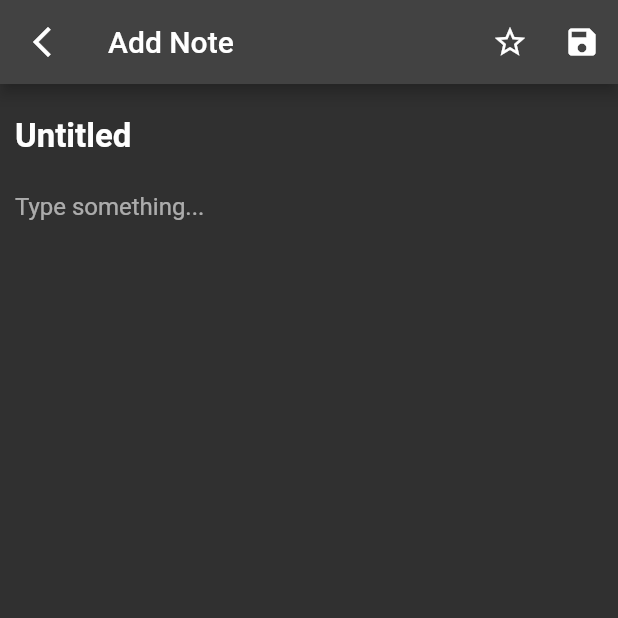
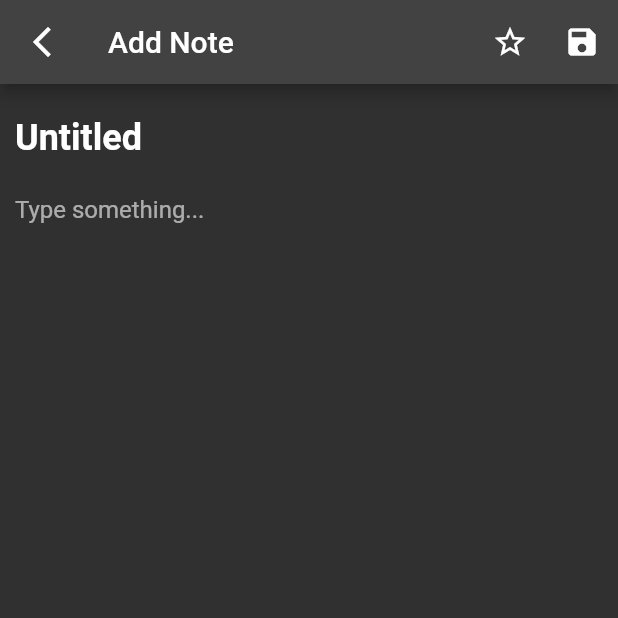
Before and after one commit to SanjidaAziz/Keep, a Flutter app: the screen it shows after launch, after a tap on the "add" icon, on a phone screen of 412 x 824 dp, the top half of it. Run offline on Flutter 3.47's test engine with Material 2 defaults, Android fonts, the phone set to English and light mode, and no system bars; our stand-ins replace sqflite; accounts and stored records are empty.

Commit message:
Some modifications in date, font etc.

```diff
--- a/lib/screens/add_edit_note.dart
+++ b/lib/screens/add_edit_note.dart
@@ -1,4 +1,3 @@
-
 import 'package:flutter/material.dart';
 import 'package:keep/db/notes_database.dart';
 import 'package:keep/models/note.dart';
@@ -6,10 +5,9 @@ import 'package:keep/screens/note_detail.dart';
 
 class AddOrEdit extends StatefulWidget {
   final Note? note;
-  const AddOrEdit({
-    Key? key,
-    this.note
-  }): super(key: key);
+
+  const AddOrEdit({Key? key, this.note}) : super(key: key);
+
   @override
   State<AddOrEdit> createState() => _AddOrEditState();
 }
@@ -24,7 +22,7 @@ class _AddOrEditState extends State<AddOrEdit> {
   @override
   void initState() {
     super.initState();
-    isImportantNow = widget.note?.isImportant?? false;
+    isImportantNow = widget.note?.isImportant ?? false;
     titleNow = widget.note?.title ?? 'Untitled';
     descriptionNow = widget.note?.description ?? '';
     modifiedTimeNow = widget.note?.modifiedTime ?? DateTime.now();
@@ -35,51 +33,50 @@ class _AddOrEditState extends State<AddOrEdit> {
     return Scaffold(
       appBar: AppBar(
         title: widget.note == null
-            ? Text("Add Note")
-            : Text("Edit note"),
+            ? const Text("Add Note")
+            : const Text("Edit note"),
         leading: IconButton(
-          icon: Icon(Icons.arrow_back_ios_new),
-          onPressed: (){
+          icon: const Icon(Icons.arrow_back_ios_new),
+          onPressed: () {
             Navigator.of(context).pop();
           },
-
         ),
-        actions: [StarButton(),SaveButton()],
+        actions: [StarButton(), SaveButton()],
       ),
       body: Container(
-        padding: EdgeInsets.all(10),
+        padding: const EdgeInsets.all(10),
         child: Form(
           key: formKey,
           child: Column(
             children: [
               TextFormField(
-                onChanged: (value){
-                  titleNow=value;
+                onChanged: (value) {
+                  titleNow = value;
                 },
                 maxLines: 1,
                 initialValue: titleNow,
-                style: TextStyle(
+                style: const TextStyle(
                   color: Colors.white,
                   fontWeight: FontWeight.bold,
-                  fontSize: 22,
+                  fontSize: 24,
                 ),
-                decoration: InputDecoration(
+                decoration: const InputDecoration(
                   border: InputBorder.none,
                   hintText: 'Title',
                   hintStyle: TextStyle(color: Colors.white70),
                 ),
-                validator: (title) =>
-                title != null && title.isEmpty ? 'The title cannot be empty' : null,
-                //onChanged: ,
+                validator: (title) => title != null && title.isEmpty
+                    ? 'The title cannot be empty'
+                    : null,
               ),
               TextFormField(
-                onChanged: (value){
-                  descriptionNow=value;
+                onChanged: (value) {
+                  descriptionNow = value;
                 },
                 maxLines: 13,
                 initialValue: descriptionNow,
-                style: TextStyle(color: Colors.white, fontSize: 16),
-                decoration: InputDecoration(
+                style: const TextStyle(color: Colors.white, fontSize: 16),
+                decoration: const InputDecoration(
                   border: InputBorder.none,
                   hintText: 'Type something...',
                   hintStyle: TextStyle(color: Colors.white60),
@@ -87,7 +84,6 @@ class _AddOrEditState extends State<AddOrEdit> {
                 validator: (title) => title != null && title.isEmpty
                     ? 'The description cannot be empty'
                     : null,
-               // onChanged: onChangedDescription,
               )
             ],
           ),
@@ -96,44 +92,43 @@ class _AddOrEditState extends State<AddOrEdit> {
     );
   }
 
-
   Widget SaveButton() {
     return IconButton(
-        onPressed: () async{
+        onPressed: () async {
           await addOrEditNote();
           Navigator.of(context).pop();
         },
-        icon: Icon(Icons.save));
+        icon: const Icon(Icons.save));
   }
+
   Widget StarButton() {
     return IconButton(
       icon: isImportantNow
-          ? Icon(Icons.star, color: Colors.white)
-          : Icon(Icons.star_border),
+          ? const Icon(Icons.star, color: Colors.white)
+          : const Icon(Icons.star_border),
       onPressed: () {
         setState(() {
-          // Toggle isImportant property
           isImportantNow = !isImportantNow;
         });
       },
     );
   }
-  Future addOrEditNote()async{
-    final isValid=formKey.currentState!.validate();
+
+  Future addOrEditNote() async {
+    final isValid = formKey.currentState!.validate();
     bool isUpdating;
-    if(isValid){
-      if(widget.note == null){
-        isUpdating=false;
+    if (isValid) {
+      if (widget.note == null) {
+        isUpdating = false;
         await AddNote();
-      }
-      else {
-        isUpdating=true;
+      } else {
+        isUpdating = true;
         await UpdateNote();
       }
     }
   }
 
-  Future AddNote() async{
+  Future AddNote() async {
     final note = Note(
       title: titleNow,
       description: descriptionNow,
@@ -142,7 +137,8 @@ class _AddOrEditState extends State<AddOrEdit> {
     );
     await NotesDatabase.instance.create(note);
   }
-  Future UpdateNote() async{
+
+  Future UpdateNote() async {
     final note = widget.note!.copy(
       title: titleNow,
       description: descriptionNow,
--- a/lib/screens/notes_page.dart
+++ b/lib/screens/notes_page.dart
@@ -1,5 +1,3 @@
-//import 'package:keep/main.dart';
-
 import 'package:flutter/material.dart';
 import 'package:flutter_staggered_grid_view/flutter_staggered_grid_view.dart';
 import 'package:intl/intl.dart';
@@ -18,6 +16,8 @@ final _lightColors = [
 ];
 
 class NotePage extends StatefulWidget {
+  const NotePage({super.key});
+
   @override
   State<NotePage> createState() => _NotePageState();
 }
@@ -42,7 +42,7 @@ class _NotePageState extends State<NotePage> {
     setState(() {
       isLoading = true;
     });
-    this.notes = await NotesDatabase.instance.readAllNotes();
+    notes = await NotesDatabase.instance.readAllNotes();
 
     setState(() {
       isLoading = false;
@@ -63,32 +63,32 @@ class _NotePageState extends State<NotePage> {
                   : getListView(),
         ),
         floatingActionButton: FloatingActionButton(
-          child: const Icon(Icons.add),
           backgroundColor: Colors.tealAccent[100],
           onPressed: () async {
-            await Navigator.of(context)
-                .push(MaterialPageRoute(builder: (context) => AddOrEdit()));
+            await Navigator.of(context).push(
+                MaterialPageRoute(builder: (context) => const AddOrEdit()));
             refreshNotes();
           },
+          child: const Icon(Icons.add),
         ));
   }
 
   Widget getListView() {
     return MasonryGridView.builder(
       itemCount: notes.length,
-      gridDelegate:
-          SliverSimpleGridDelegateWithFixedCrossAxisCount(crossAxisCount: 2),
+      gridDelegate: const SliverSimpleGridDelegateWithFixedCrossAxisCount(
+          crossAxisCount: 2),
       itemBuilder: (BuildContext context, int index) {
         final note = notes[index];
         return GestureDetector(
           onTap: () async {
             await Navigator.of(context).push(
-              MaterialPageRoute(builder: (context) => NoteDetail(noteId: note.id!)),
+              MaterialPageRoute(
+                  builder: (context) => NoteDetail(noteId: note.id!)),
             );
             refreshNotes();
           },
           child: Container(
-            //alignment: Alignment.topLeft,
             height: getMinHeight(index),
             padding: const EdgeInsets.all(5.0),
             margin: const EdgeInsets.all(5),
@@ -100,7 +100,7 @@ class _NotePageState extends State<NotePage> {
               mainAxisSize: MainAxisSize.min,
               crossAxisAlignment: CrossAxisAlignment.start,
               children: [
-                SizedBox(height: 6),
+                const SizedBox(height: 6),
                 Row(
                   children: [
                     // Title on the left side
@@ -109,11 +109,10 @@ class _NotePageState extends State<NotePage> {
                         note.title,
                         maxLines: 1,
                         overflow: TextOverflow.ellipsis,
-                        style: TextStyle(
+                        style: const TextStyle(
                           fontSize: 18,
                           color: Colors.black,
                           fontWeight: FontWeight.w600,
-                          //fontWeight: FontWeight.bold,
                         ),
                       ),
                     ),
@@ -122,33 +121,28 @@ class _NotePageState extends State<NotePage> {
                             Icons.star,
                             color: Colors.teal[800],
                           )
-                        : SizedBox(
-                            width: 2,
-                          ),
+                        : const SizedBox(width: 2),
                   ],
                 ),
-                SizedBox(height: 8),
+                const SizedBox(height: 8),
                 Text(
-                  "Last Modified ${DateFormat.yMMMd().add_jm().format(note.modifiedTime)}",
-                  //textAlign: TextAlign.left,
+                  "Last Modified: \n${DateFormat.yMMMd().add_jm().format(note.modifiedTime)}",
                   style: TextStyle(
                     fontSize: 11,
                     color: Colors.grey[850],
                     fontWeight: FontWeight.w300,
                   ),
                 ),
-                SizedBox(height: 6),
+                const SizedBox(height: 6),
                 Text(
                   note.description,
                   overflow: TextOverflow.ellipsis,
                   maxLines: getLineNum(index),
                   textAlign: TextAlign.justify,
-                  style: TextStyle(
+                  style: const TextStyle(
                     fontSize: 14,
                     color: Colors.black,
                     fontWeight: FontWeight.w300,
-
-                    //fontWeight: FontWeight.bold,
                   ),
                 ),
               ],
```
Also changed, not shown: lib/screens/note_detail.dart (+8 -17 lines).
